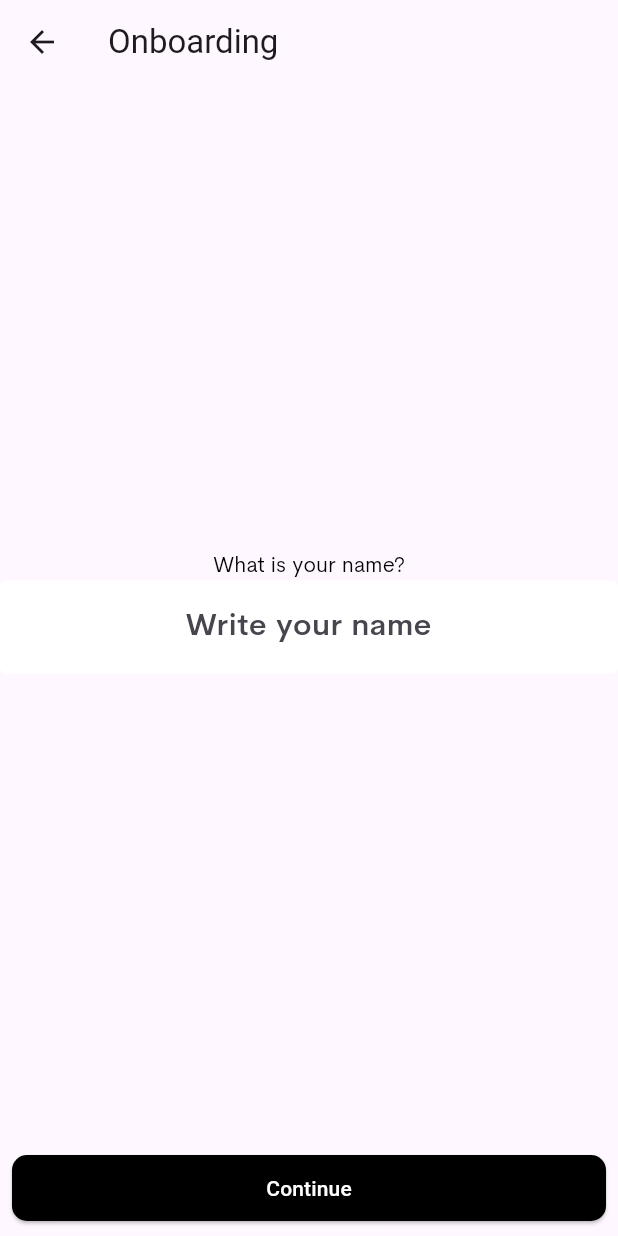
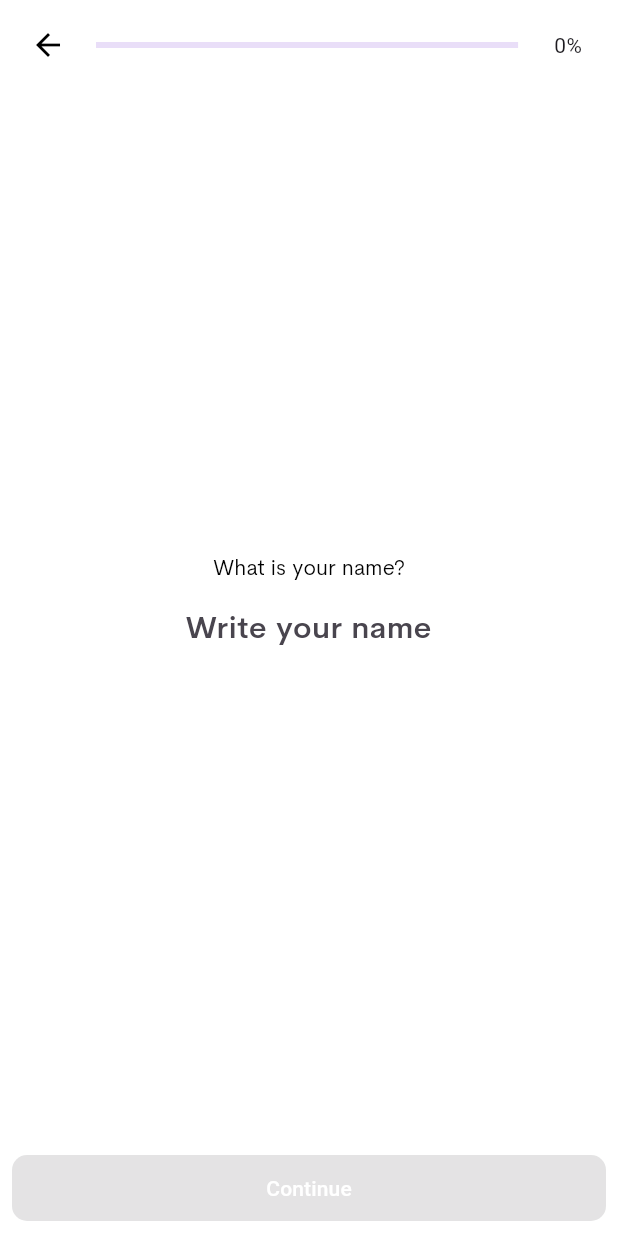
Before and after one commit to joeltorres-7/pocket-tasks-app, a Flutter app: the OnboardingFrame screen opened directly, on a phone screen of 412 x 824 dp. Run offline on Flutter 3.47's test engine with Material 2 defaults, Android fonts, the phone set to English and light mode, and no system bars; our stand-ins replace lottie, shared_preferences; accounts and stored records are empty; generated files the repository leaves out were written again.

Commit message:
MVP-003 - Fixes problems with animations, colors, outlines, and overflow on Onboarding.
// Disables continue button when empty fields.

```diff
--- a/lib/enums/enums.dart
+++ b/lib/enums/enums.dart
@@ -3,6 +3,7 @@ enum Goal {
   achievement,
   determination,
   freeTime,
+  unknown
 }
 
 enum PreferredMethod {
@@ -11,4 +12,5 @@ enum PreferredMethod {
   priorities,
   projects,
   timer,
+  unknown
 }
--- a/lib/models/UserData.dart
+++ b/lib/models/UserData.dart
@@ -2,8 +2,8 @@ import 'package:pocket_tasks/enums/enums.dart';
 
 class UserData {
   String userName;
-  Goal userGoal = Goal.productivity;
-  PreferredMethod preferredMethod = PreferredMethod.traditional;
+  Goal userGoal = Goal.unknown;
+  PreferredMethod preferredMethod = PreferredMethod.unknown;
 
   UserData({
     required this.userName
--- a/lib/views/components/onboarding_frame.dart
+++ b/lib/views/components/onboarding_frame.dart
@@ -9,6 +9,8 @@ import 'package:pocket_tasks/views/components/primary_button.dart';
 import 'package:pocket_tasks/views/components/progress_nav.dart';
 import 'package:flutter_gen/gen_l10n/app_localizations.dart';
 import 'package:pocket_tasks/views/home_view.dart';
+import 'package:pocket_tasks/views/onboarding-view.dart';
+import 'package:pocket_tasks/views/utils/custom-page-route.dart';
 import 'package:shared_preferences/shared_preferences.dart';
 
 class OnboardingFrame extends StatefulWidget {
@@ -16,15 +18,45 @@ class OnboardingFrame extends StatefulWidget {
   State<OnboardingFrame> createState() => _OnboardingFrameState();
 }
 
-class _OnboardingFrameState extends State<OnboardingFrame> {
+class _OnboardingFrameState extends State<OnboardingFrame> with SingleTickerProviderStateMixin {
   late int currentStep;
   late UserData userData;
+
+  late AnimationController _controller;
+  double progressValue = 0.0; // Initial progress value
 
   @override
   void initState() {
     super.initState();
     currentStep = 0;
     userData = UserData(userName: '');
+
+    _controller = AnimationController(
+      vsync: this,
+      duration: const Duration(seconds: 2),
+    );
+  }
+
+  @override
+  void dispose() {
+    _controller.dispose();
+    super.dispose();
+  }
+
+  void _increaseProgress() {
+    if (progressValue < 1.0) {
+      setState(() {
+        progressValue += (100 / 3) / 100; // Increase the progress by 0.1
+      });
+    }
+  }
+
+  void _decreaseProgress() {
+    if (progressValue > 0.0) {
+      setState(() {
+        progressValue -= (100 / 3) / 100; // Decrease the progress by 0.1
+      });
+    }
   }
 
   void _updateStep(dynamic value) {
@@ -43,9 +75,24 @@ class _OnboardingFrameState extends State<OnboardingFrame> {
     });
   }
 
+  void _updatePreviousStep() {
+    setState(() {
+      if (currentStep > 0) {
+        setState(() {
+          _decreaseProgress();
+          currentStep--;
+        });
+      } else {
+        Navigator.of(context).push(CustomPageRoute(const OnboardingView()));
+      }
+    });
+  }
+
   void _nextStep() {
+    if (_isValidInput()) {
       if (currentStep < 2) {
         setState(() {
+          _increaseProgress();
           currentStep++;
         });
       } else {
@@ -56,6 +103,20 @@ class _OnboardingFrameState extends State<OnboardingFrame> {
         ));
       }
     }
+  }
+
+  bool _isValidInput() {
+    switch (currentStep) {
+      case 0:
+        return userData.userName.isNotEmpty;
+      case 1:
+        return userData.userGoal != Goal.unknown;
+      case 2:
+        return userData.preferredMethod != PreferredMethod.unknown;
+      default:
+        return false;
+    }
+  }
 
   void _saveUserData() async {
     SharedPreferences prefs = await SharedPreferences.getInstance();
@@ -64,22 +125,48 @@ class _OnboardingFrameState extends State<OnboardingFrame> {
     prefs.setInt('preferredMethod', userData.preferredMethod.index); // Fix this line
   }
 
+  bool _isContinueButtonEnabled() {
+    switch(currentStep) {
+      case 0:
+        return userData.userName.isNotEmpty;
+      case 1:
+        return userData.userGoal != Goal.unknown;
+      case 2:
+        return userData.preferredMethod != PreferredMethod.unknown;
+      default:
+        return false;
+    }
+  }
+
   @override
   Widget build(BuildContext context) {
+    double screenWidth = MediaQuery.of(context).size.width;
+    double screenHeight = MediaQuery.of(context).size.height;
+
     return Scaffold(
-      appBar: AppBar(
-        title: Text('Onboarding'),
+      backgroundColor: Colors.white,
+      body: Container(
+        height: screenHeight,
+        width: screenWidth,
+        child: Column(
+          children: [
+            Container(
+              height: 60,
+              width: screenWidth,
+              child: ProgressNav(
+                  progressValue: progressValue,
+                  onBackPressed: _updatePreviousStep),
             ),
-      body: Column(
-        children: [
             Expanded(
               child: _buildCurrentStep(),
             ),
             PrimaryButton(
               onButtonPressed: _nextStep,
               buttonText: AppLocalizations.of(context)!.continueNext,
+              isButtonEnabled: _isContinueButtonEnabled(), // Pass the enable/disable state
             ),
           ],
+        ),
       ),
     );
   }
--- a/lib/views/components/primary_button.dart
+++ b/lib/views/components/primary_button.dart
@@ -1,10 +1,18 @@
+import 'package:flutter/material.dart';
+
 import 'package:flutter/material.dart';
 
 class PrimaryButton extends StatelessWidget {
   final String buttonText;
   final VoidCallback onButtonPressed;
+  final bool isButtonEnabled; // Add this
 
-  const PrimaryButton({super.key, required this.buttonText, required this.onButtonPressed});
+  const PrimaryButton({
+    Key? key,
+    required this.buttonText,
+    required this.onButtonPressed,
+    required this.isButtonEnabled, // Add this
+  }) : super(key: key);
 
   @override
   Widget build(BuildContext context) {
@@ -14,20 +22,20 @@ class PrimaryButton extends StatelessWidget {
       padding: const EdgeInsets.all(8.0),
       child: ElevatedButton(
         style: ElevatedButton.styleFrom(
-            backgroundColor: Colors.black, // Background color
+          backgroundColor: isButtonEnabled ? Colors.black : Colors.grey, // Adjust color based on enable/disable state
           shape: RoundedRectangleBorder(
-              borderRadius: BorderRadius.circular(10.0), // Rounded borders
+            borderRadius: BorderRadius.circular(10.0),
           ),
           minimumSize: Size(screenWidth, 0),
           padding: EdgeInsets.symmetric(vertical: 12),
         ),
-          onPressed: onButtonPressed,
+        onPressed: isButtonEnabled ? onButtonPressed : null, // Disable the button if not enabled
         child: Text(
           buttonText,
           style: TextStyle(
-              color: Colors.white
+            color: Colors.white,
           ),
-          )
+        ),
       ),
     );
   }
--- a/lib/views/components/progress_nav.dart
+++ b/lib/views/components/progress_nav.dart
@@ -4,7 +4,7 @@ class ProgressNav extends StatelessWidget {
   final double progressValue;
   final VoidCallback onBackPressed;
 
-  const ProgressNav({super.key, required this.progressValue, required this.onBackPressed});
+  const ProgressNav({Key? key, required this.progressValue, required this.onBackPressed}) : super(key: key);
 
   @override
   Widget build(BuildContext context) {
@@ -20,18 +20,26 @@ class ProgressNav extends StatelessWidget {
                 Icons.arrow_back,
                 color: Colors.black,
                 size: 24.0,
-            )),
+              ),
+            ),
           ),
           Flexible(
-            child: LinearProgressIndicator(
-              value: progressValue,
+            child: TweenAnimationBuilder<double>(
+              tween: Tween<double>(begin: 0, end: progressValue),
+              duration: const Duration(milliseconds: 500), // Adjust the duration as needed
+              builder: (context, value, child) {
+                return LinearProgressIndicator(
+                  value: value,
                   semanticsLabel: 'Onboarding progress indicator',
+                  valueColor: AlwaysStoppedAnimation<Color>(Colors.black),
+                );
+              },
             ),
           ),
           Padding(
             padding: const EdgeInsets.only(left: 24.0, right: 24.0),
             child: Text('${(progressValue * 100).round()}%'),
-          )
+          ),
         ],
       ),
     );
--- a/lib/views/onboarding-view.dart
+++ b/lib/views/onboarding-view.dart
@@ -31,6 +31,7 @@ class _OnboardingViewState extends State<OnboardingView> {
     }
 
     return Scaffold(
+      backgroundColor: Colors.white,
       body: SafeArea(
         child: Container(
           height: screenHeight,
```
Also changed, not shown: lib/views/components/get_started_goals.dart (+41 -15 lines), lib/views/components/get_started_methods.dart (+10 -3 lines), lib/views/components/goal_box.dart (+4 -7 lines), lib/views/components/method_box.dart (+4 -5 lines). Lines whose indentation alone changed are shown as unchanged.
